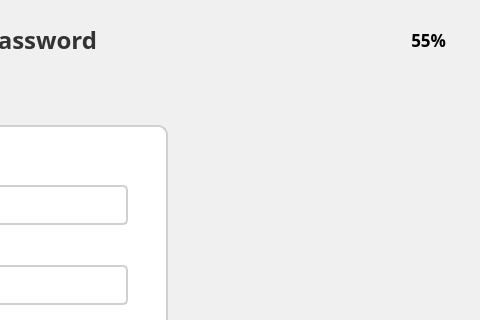
Old version of the form ui/Settings/AccountPwEditViewWindow.ui in the repository eguruno1/calth_reader; both pictures show x 544 to 1024 and y 0 to 320 of the 1024 by 600 pixel window.
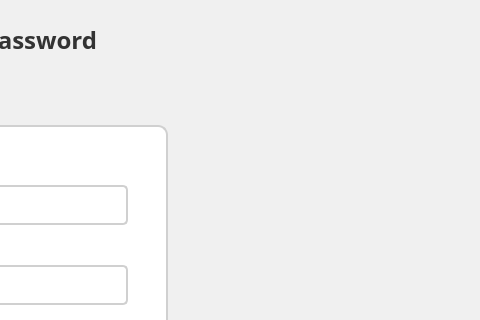
New version of the form. Icons and pictures are not drawn.

```diff
--- a/ui/Settings/AccountPwEditViewWindow.ui
+++ b/ui/Settings/AccountPwEditViewWindow.ui
@@ -252,7 +252,7 @@
     <widget class="QLabel" name="label_BatteryGuage">
      <property name="geometry">
       <rect>
-       <x>840</x>
+       <x>1040</x>
        <y>20</y>
        <width>150</width>
        <height>40</height>
```
Left out of the diff: 4 changed lines with no effect on the pictures.
